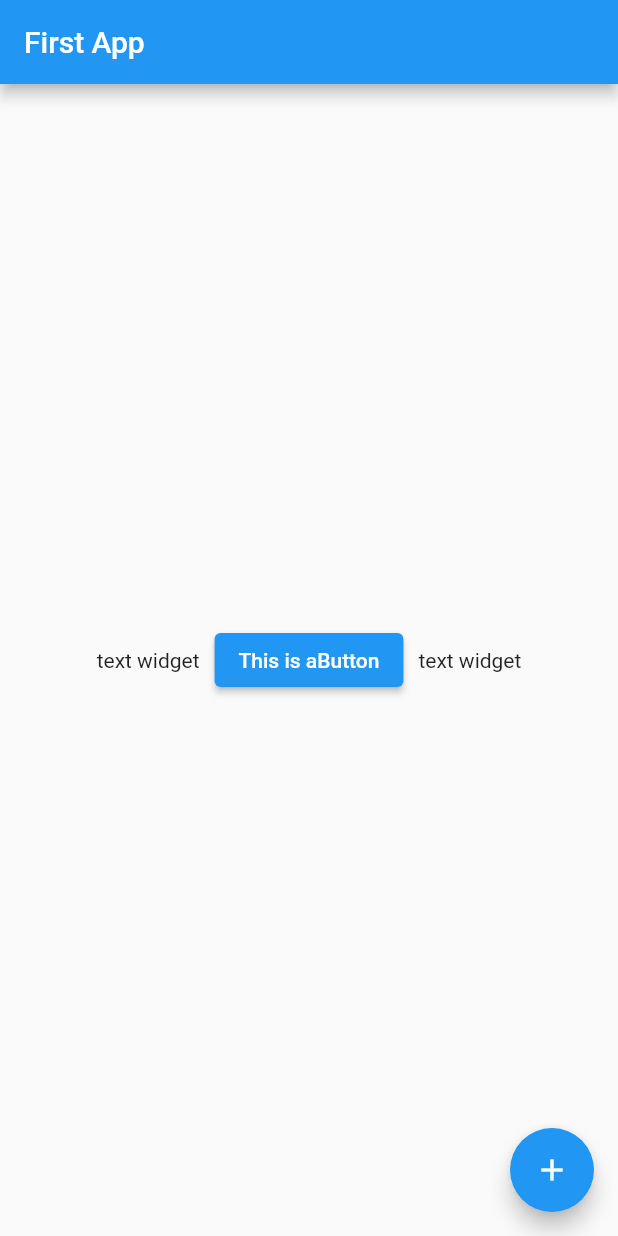
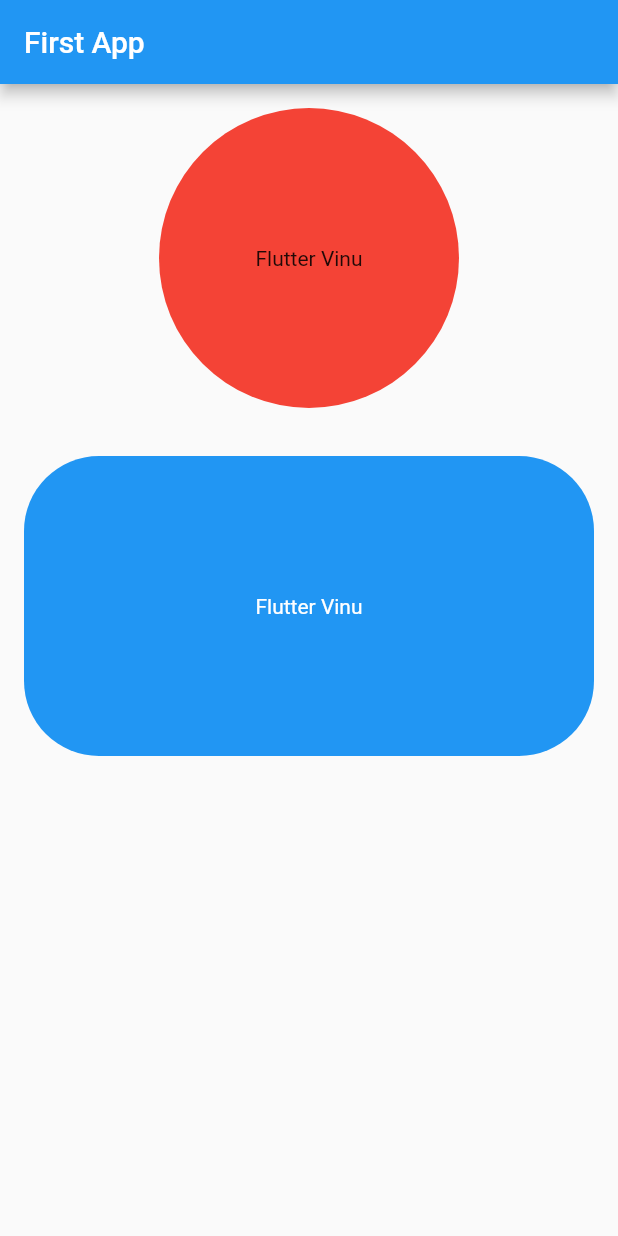
Before and after one commit to VinuBalagopalAP/youtube_first_app, a Flutter app: the screen it shows after launch, on a phone screen of 412 x 824 dp. Run offline on Flutter 3.47's test engine with Material 2 defaults, Android fonts, the phone set to English and light mode, and no system bars.

Commit message:
Container

```diff
--- a/lib/main.dart
+++ b/lib/main.dart
@@ -12,34 +12,39 @@ class MyApp extends StatelessWidget {
           appBar: AppBar(
             title: Text("First App"),
           ),
-        body: Center(
-          child: Row(
-            mainAxisAlignment: MainAxisAlignment.center,
-            children: [
-              Text("text widget"),
-              SizedBox(
-                width: 10,
+          body: Column(
+            children: <Widget>[
+              Container(
+                margin: EdgeInsets.all(16),
+                height: 200,
+                child: Center(
+                  child: Text("Flutter Vinu"),
                 ),
-              ElevatedButton(
-                onPressed: () {},
-                child: Text("This is aButton"),
-              ),
-              SizedBox(
-                width: 10,
-              ),
-              Text("text widget"),
-            ],
+                decoration: BoxDecoration(
+                  shape: BoxShape.circle,
+                  color: Colors.red,
                 ),
               ),
-        floatingActionButton: FloatingActionButton(
-          onPressed: () {
-            print("Floating Action Button is Working");
-          },
-          child: Icon(
-            Icons.add,
+              Container(
+                margin: EdgeInsets.all(16),
+                height: 200,
+                child: Center(
+                  child: Text(
+                    "Flutter Vinu",
+                    style: TextStyle(
+                      color: Colors.white,
                     ),
                   ),
                 ),
+                decoration: BoxDecoration(
+                  color: Colors.blue,
+                  borderRadius: BorderRadius.all(
+                    Radius.circular(50),
+                  ),
+                ),
+              ),
+            ],
+          )),
       debugShowCheckedModeBanner: false,
     );
   }
```
Lines whose indentation alone changed are shown as unchanged.
